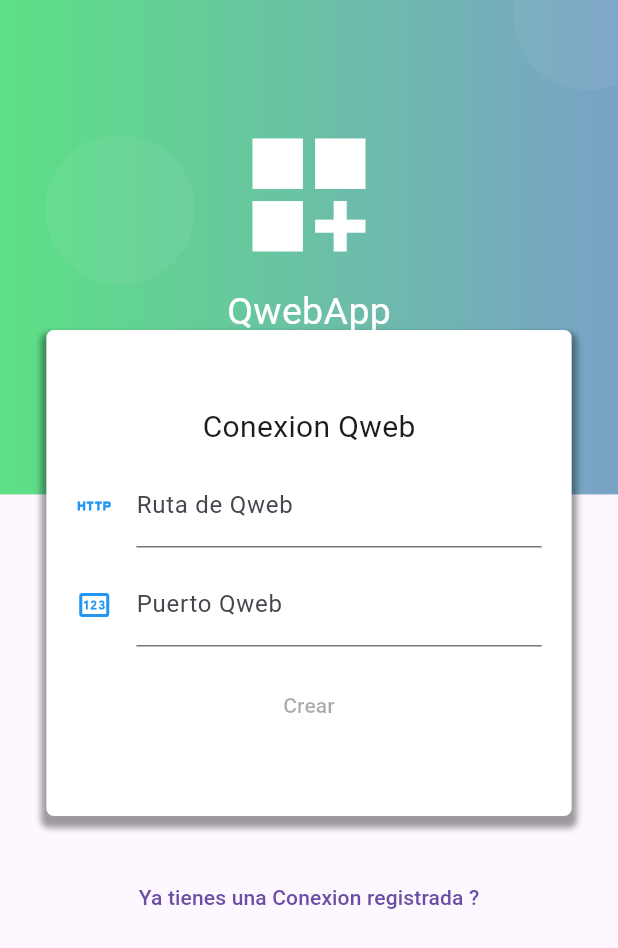
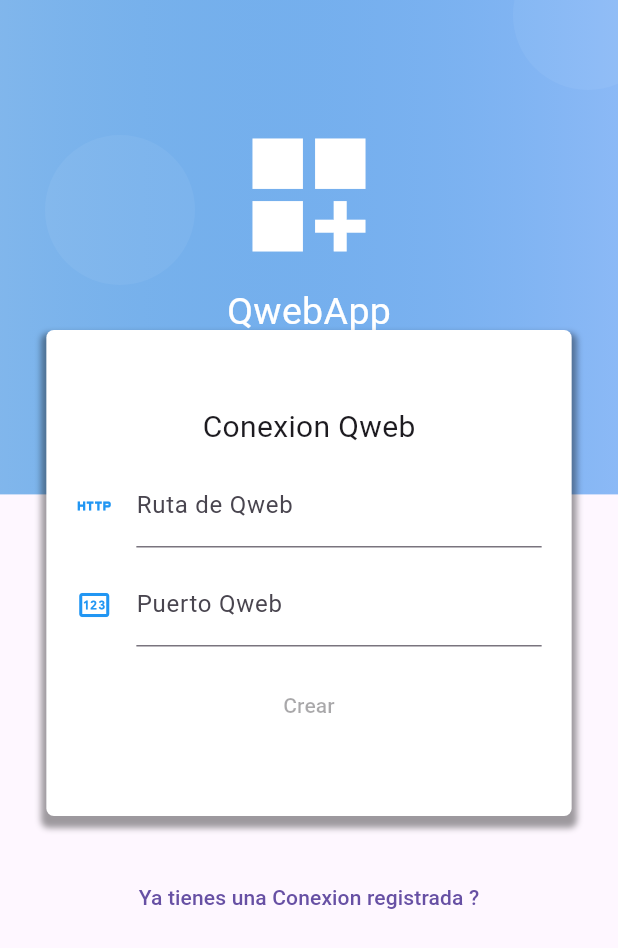
Before and after one commit to darwinuzcategui/qwebservice, a Flutter app: the screen it shows after launch, after a tap on "Cambiar de Conexion Qweb", on a phone screen of 412 x 824 dp. Shown: the top 948 px of the screen. Run offline on Flutter 3.47's test engine with Material 3 defaults, Android fonts, the phone set to English and light mode, and no system bars; our stand-ins replace file_picker, rxdart, shared_preferences.

Commit message:
cambio de color app

```diff
--- a/lib/main.dart
+++ b/lib/main.dart
@@ -31,8 +31,17 @@ class MyApp extends StatelessWidget {
           'document': (BuildContext context) => DocumentPage(),
           'cuenta': (BuildContext context) => RegistroPage(),
         },
-        theme: ThemeData(primaryColor: Colors.green.shade300),
+        theme: ThemeData(primaryColor: Color.fromARGB(255, 119, 172, 243)),
+        //theme: ThemeData(primaryColor: Colors.green.shade300),
+
       ),
     );
   }
 }
+
+/*
+  //#0455BF azul
+  //#0476D9 azul mas calro
+  //#024873 azul mas oscuro
+  //#79C4F2 verde
+*/
--- a/lib/src/pages/document_page.dart
+++ b/lib/src/pages/document_page.dart
@@ -34,7 +34,7 @@ class _DocumentPageState extends State<DocumentPage> {
   Widget build(BuildContext context) {
     return Scaffold(
       appBar: AppBar(
-        backgroundColor: Colors.green.shade300,
+        backgroundColor: Color.fromARGB(255, 154, 192, 240),
         title: Text('Document Service'),
         actions: <Widget>[
           IconButton(
@@ -111,7 +111,7 @@ class _DocumentPageState extends State<DocumentPage> {
             label: Text('Guardar'),
             onPressed: _submit,
             style: ElevatedButton.styleFrom(
-                backgroundColor: Colors.green.shade300,
+                backgroundColor: Color.fromARGB(255, 154, 192, 240),
                 shape: new RoundedRectangleBorder(
                   borderRadius: new BorderRadius.circular(20.0),
                 ),
--- a/lib/src/pages/home_page.dart
+++ b/lib/src/pages/home_page.dart
@@ -16,7 +16,7 @@ class HomePage extends StatelessWidget {
 
     return Scaffold(
       appBar: AppBar(
-        backgroundColor: Colors.green.shade300,
+        backgroundColor: Color.fromARGB(255, 154, 192, 240),
         title: Text('Home'),
         leading: IconButton(
           icon: Icon(Icons.login_outlined),
@@ -44,7 +44,8 @@ class HomePage extends StatelessWidget {
   _createButton(BuildContext context) {
     return FloatingActionButton(
       child: Icon(Icons.add),
-      backgroundColor: Colors.green.shade300,
+      backgroundColor: Color.fromARGB(255, 154, 192, 240),
+      //backgroundColor: Colors.green.shade300,
       onPressed: () => Navigator.pushNamed(context, 'document'),
     );
   }
--- a/lib/src/pages/login_page.dart
+++ b/lib/src/pages/login_page.dart
@@ -154,8 +154,14 @@ class LoginPage extends StatelessWidget {
       width: double.infinity,
       decoration: BoxDecoration(
           gradient: LinearGradient(colors: <Color>[
-        Color.fromRGBO(92, 224, 132, 1.0),
-        Color.fromRGBO(121, 162, 198, 1.0)
+            Color(0x800476D9),
+            Color(0xff0455BF),
+            //Color(0xff024873),
+           // Color(0xff79C4F2),
+
+
+        //Color.fromRGBO(92, 224, 132, 1.0),
+        //Color.fromRGBO(121, 162, 198, 1.0)
       ])),
     );
     final circulo = Container(
--- a/lib/src/pages/registro_pag.dart
+++ b/lib/src/pages/registro_pag.dart
@@ -173,8 +173,11 @@ class _RegistroPageState extends State<RegistroPage> {
       width: double.infinity,
       decoration: BoxDecoration(
           gradient: LinearGradient(colors: <Color>[
-        Color.fromRGBO(92, 224, 132, 1.0),
-        Color.fromRGBO(121, 162, 198, 1.0)
+            Color(0x800476D9),
+            Color.fromARGB(255, 139, 185, 246),
+
+        //Color.fromRGBO(92, 224, 132, 1.0),
+        //Color.fromRGBO(121, 162, 198, 1.0)
       ])),
     );
     final circulo = Container(
--- a/pubspec.yaml
+++ b/pubspec.yaml
@@ -3,7 +3,7 @@ description: A new Flutter project.
 
 # The following line prevents the package from being accidentally published to
 # pub.dev using `pub publish`. This is preferred for private packages.
-publish_to: 'none' # Remove this line if you wish to publish to pub.dev
+publish_to: 'none' # Remove this line if you wish to publish to pub.dev..
 
 # The following defines the version and build number for your application.
 # A version number is three numbers separated by dots, like 1.2.43
```
Also changed, not shown: pubspec.lock, 1 other file.
